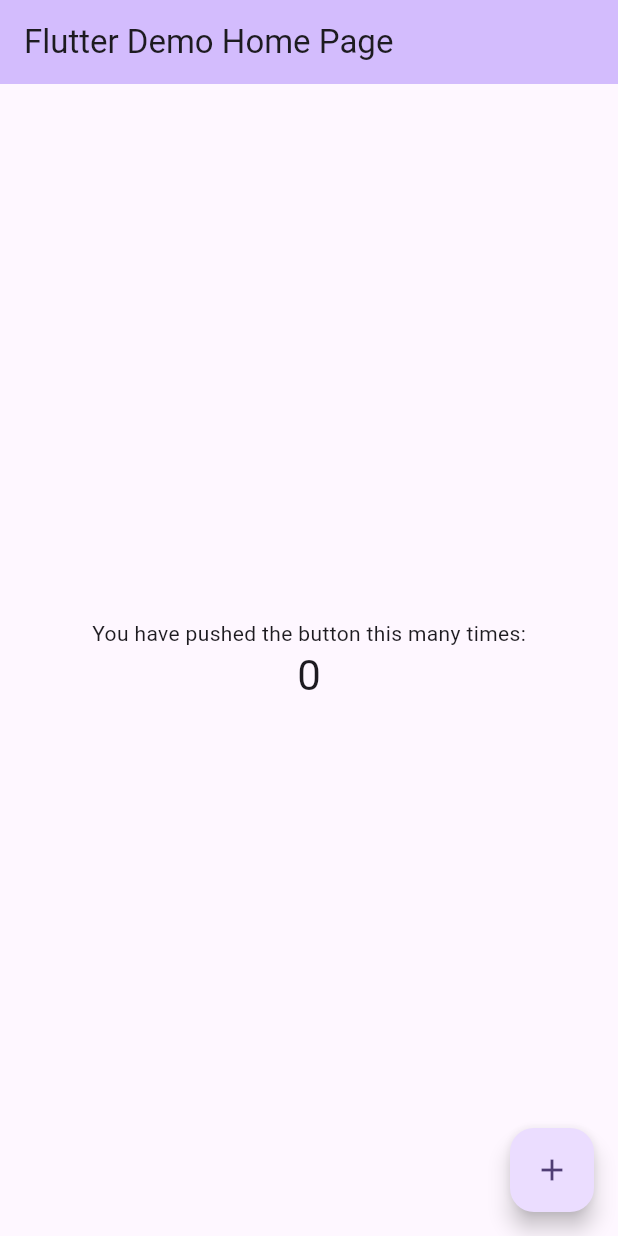
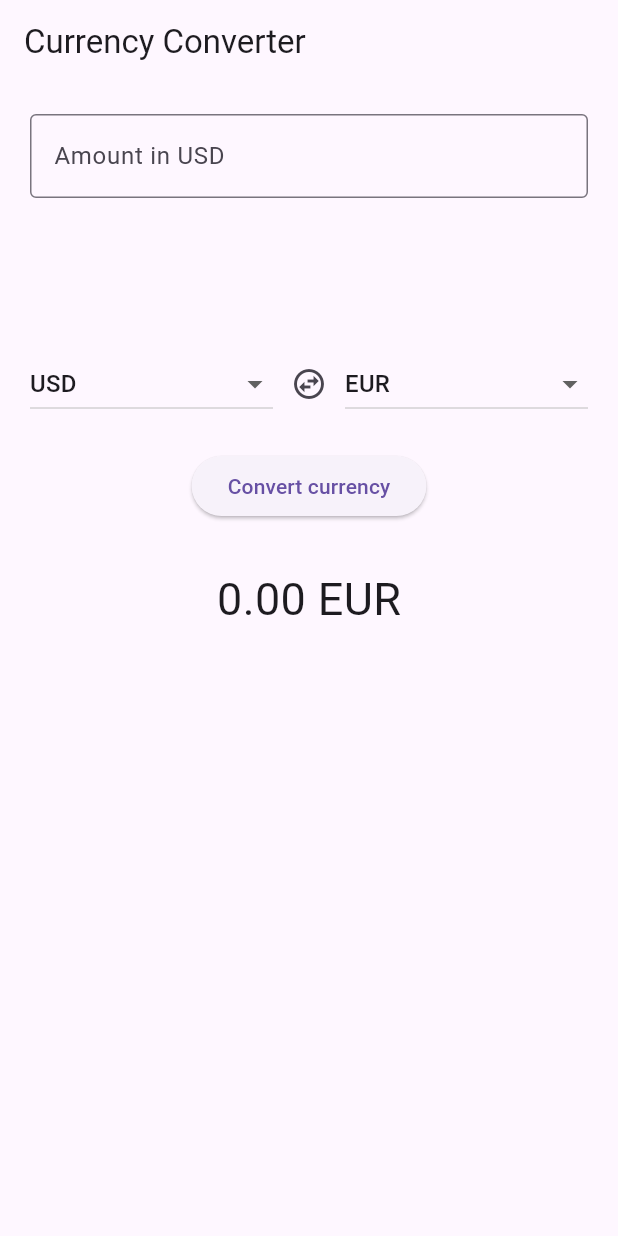
Before and after one commit to 32310012-MAAf/mobile-one, a Flutter app: the screen it shows after launch, on a phone screen of 412 x 824 dp. Run offline on Flutter 3.47's test engine with Material 3 defaults, Android fonts, the phone set to English and light mode, and no system bars.

Commit message:
feat: added the code for the program its a currency to currency converter a bit limited but can be expanded later

```diff
--- /dev/null
+++ b/lib/currency.dart
@@ -0,0 +1,111 @@
+import 'package:flutter/material.dart';
+
+class ConverterScreen extends StatefulWidget {
+  const ConverterScreen({super.key});
+
+  @override
+  State<ConverterScreen> createState() => _ConverterScreenState();
+}
+
+class _ConverterScreenState extends State<ConverterScreen> {
+  final _controller = TextEditingController();
+
+  final rates = {
+    'USD': 1.0, 'EUR': 0.86, 'GBP': 0.76,
+    'JPY': 156.36, 'CAD': 1.4, 'AUD': 1.53,
+    'CNY': 7.08, 'LBP': 89661.21, 'BRL': 5.33,
+  };
+  String _fromCurrency = 'USD';
+  String _toCurrency = 'EUR';
+  double _result = 0.0;
+
+  void _convert() {
+    double? amount = double.tryParse(_controller.text);
+    if (amount == null)
+      return;
+    setState(() { // converts currency -> USD then USD -> currency
+      double inUSD = amount / rates[_fromCurrency]!;
+      _result = inUSD * rates[_toCurrency]!;
+    });
+  }
+
+  void _swap() {
+    setState(() {
+      String temp = _fromCurrency;
+      _fromCurrency = _toCurrency;
+      _toCurrency = temp;
+      //  double inUSD = _result / rates[_fromCurrency]!;
+      //  _result = inUSD * rates[_toCurrency]!;
+      _result = 0.0;
+    });
+  }
+
+  @override
+  Widget build(BuildContext context) {
+    return Scaffold(
+      appBar: AppBar(title: const Text('Currency Converter')),
+      body: Padding(
+        padding: const EdgeInsets.all(20),
+        child: Column(
+          children: [
+            // input
+            TextField(
+              controller: _controller,
+              keyboardType: TextInputType.number,
+              decoration: InputDecoration(
+                labelText: 'Amount in $_fromCurrency',
+                border: const OutlineInputBorder(),
+              ),
+            ),
+            const SizedBox(height: 100),
+
+            // selectors and swap button
+            Row(
+              children: [
+                Expanded(// from currency
+                  child: DropdownButton<String>(
+                    value: _fromCurrency,
+                    isExpanded: true,
+                    items: rates.keys.map((c) {
+                      return DropdownMenuItem(value: c, child: Text(c));
+                    }).toList(),
+
+                    onChanged: (val) => setState(() => _fromCurrency = val!),
+                  ),
+                ),
+                IconButton(// swap button
+                  onPressed: _swap,
+                  icon: const Icon(Icons. swap_horizontal_circle_outlined),
+                ),
+                Expanded(// to currency
+                  child: DropdownButton<String>(
+                    value: _toCurrency,
+                    isExpanded: true,
+                    items: rates.keys.map((c) {
+                      return DropdownMenuItem(value: c, child: Text(c));
+                    }).toList(),
+
+                    onChanged: (val) => setState(() => _toCurrency = val!),
+                  ),
+                ),
+              ],
+            ),
+            const SizedBox(height: 20),
+
+            ElevatedButton(// currency conversion button
+              onPressed: _convert,
+              child: const Text('Convert currency'),
+            ),
+            const SizedBox(height: 30),
+
+            // Result
+            Text(
+              '${_result.toStringAsFixed(2)} $_toCurrency',
+              style: const TextStyle(fontSize: 30),
+            ),
+          ],
+        ),
+      ),
+    );
+  }
+}
--- a/lib/main.dart
+++ b/lib/main.dart
@@ -1,122 +1,6 @@
 import 'package:flutter/material.dart';
+import 'currency.dart';
 
 void main() {
-  runApp(const MyApp());
+  runApp(const MaterialApp( home: ConverterScreen() ));
 }
-
-class MyApp extends StatelessWidget {
-  const MyApp({super.key});
-
-  // This widget is the root of your application.
-  @override
-  Widget build(BuildContext context) {
-    return MaterialApp(
-      title: 'Flutter Demo',
-      theme: ThemeData(
-        // This is the theme of your application.
-        //
-        // TRY THIS: Try running your application with "flutter run". You'll see
-        // the application has a purple toolbar. Then, without quitting the app,
-        // try changing the seedColor in the colorScheme below to Colors.green
-        // and then invoke "hot reload" (save your changes or press the "hot
-        // reload" button in a Flutter-supported IDE, or press "r" if you used
-        // the command line to start the app).
-        //
-        // Notice that the counter didn't reset back to zero; the application
-        // state is not lost during the reload. To reset the state, use hot
-        // restart instead.
-        //
-        // This works for code too, not just values: Most code changes can be
-        // tested with just a hot reload.
-        colorScheme: .fromSeed(seedColor: Colors.deepPurple),
-      ),
-      home: const MyHomePage(title: 'Flutter Demo Home Page'),
-    );
-  }
-}
-
-class MyHomePage extends StatefulWidget {
-  const MyHomePage({super.key, required this.title});
-
-  // This widget is the home page of your application. It is stateful, meaning
-  // that it has a State object (defined below) that contains fields that affect
-  // how it looks.
-
-  // This class is the configuration for the state. It holds the values (in this
-  // case the title) provided by the parent (in this case the App widget) and
-  // used by the build method of the State. Fields in a Widget subclass are
-  // always marked "final".
-
-  final String title;
-
-  @override
-  State<MyHomePage> createState() => _MyHomePageState();
-}
-
-class _MyHomePageState extends State<MyHomePage> {
-  int _counter = 0;
-
-  void _incrementCounter() {
-    setState(() {
-      // This call to setState tells the Flutter framework that something has
-      // changed in this State, which causes it to rerun the build method below
-      // so that the display can reflect the updated values. If we changed
-      // _counter without calling setState(), then the build method would not be
-      // called again, and so nothing would appear to happen.
-      _counter++;
-    });
-  }
-
-  @override
-  Widget build(BuildContext context) {
-    // This method is rerun every time setState is called, for instance as done
-    // by the _incrementCounter method above.
-    //
-    // The Flutter framework has been optimized to make rerunning build methods
-    // fast, so that you can just rebuild anything that needs updating rather
-    // than having to individually change instances of widgets.
-    return Scaffold(
-      appBar: AppBar(
-        // TRY THIS: Try changing the color here to a specific color (to
-        // Colors.amber, perhaps?) and trigger a hot reload to see the AppBar
-        // change color while the other colors stay the same.
-        backgroundColor: Theme.of(context).colorScheme.inversePrimary,
-        // Here we take the value from the MyHomePage object that was created by
-        // the App.build method, and use it to set our appbar title.
-        title: Text(widget.title),
-      ),
-      body: Center(
-        // Center is a layout widget. It takes a single child and positions it
-        // in the middle of the parent.
-        child: Column(
-          // Column is also a layout widget. It takes a list of children and
-          // arranges them vertically. By default, it sizes itself to fit its
-          // children horizontally, and tries to be as tall as its parent.
-          //
-          // Column has various properties to control how it sizes itself and
-          // how it positions its children. Here we use mainAxisAlignment to
-          // center the children vertically; the main axis here is the vertical
-          // axis because Columns are vertical (the cross axis would be
-          // horizontal).
-          //
-          // TRY THIS: Invoke "debug painting" (choose the "Toggle Debug Paint"
-          // action in the IDE, or press "p" in the console), to see the
-          // wireframe for each widget.
-          mainAxisAlignment: .center,
-          children: [
-            const Text('You have pushed the button this many times:'),
-            Text(
-              '$_counter',
-              style: Theme.of(context).textTheme.headlineMedium,
-            ),
-          ],
-        ),
-      ),
-      floatingActionButton: FloatingActionButton(
-        onPressed: _incrementCounter,
-        tooltip: 'Increment',
-        child: const Icon(Icons.add),
-      ),
-    );
-  }
-}
```
